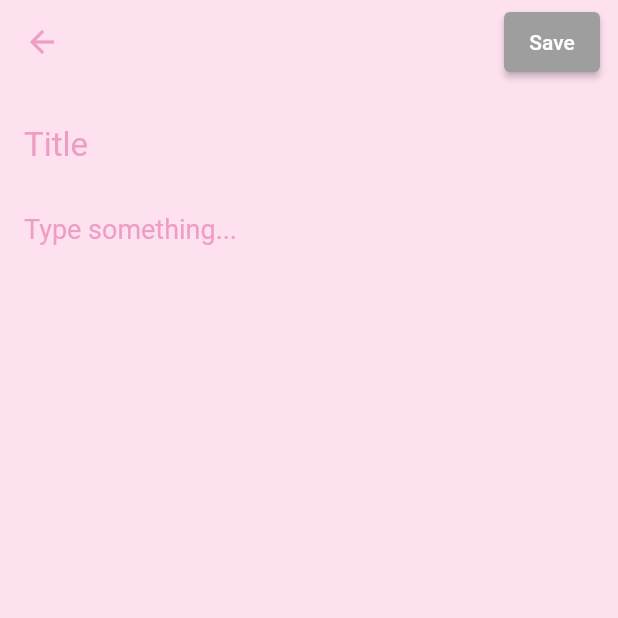
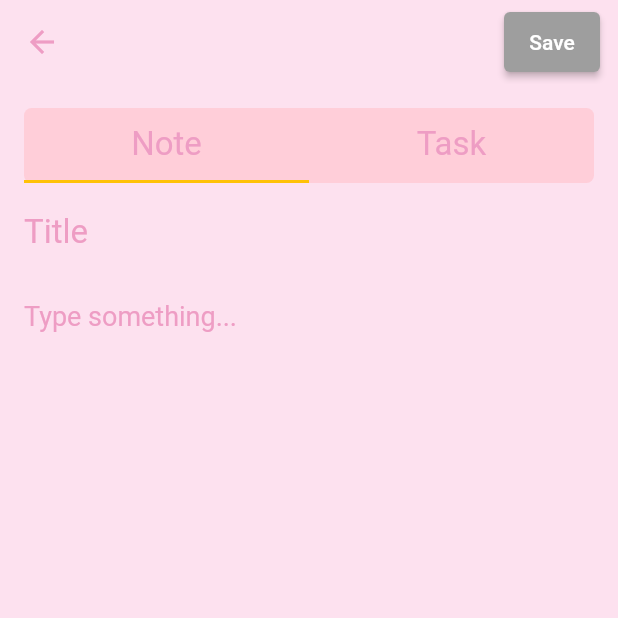
Before and after one commit to Kaies00/Notes_Tasks_app, a Flutter app: the screen it shows after launch, after a tap on the "add" icon, on a phone screen of 412 x 824 dp, the top half of it. Run offline on Flutter 3.47's test engine with Material 2 defaults, Android fonts, the phone set to English and light mode, and no system bars; our stand-ins replace flutter_staggered_animations, font_awesome_flutter, google_fonts, sqflite; missing offline and left inert: automatic_animated_list, complete_timer, staggered_grid_view_flutter; accounts and stored records are empty; Roboto replaces fonts that are missing (Courgette).

Commit message:
add istask

```diff
--- a/notes_app/lib/screens/my_home_page.dart
+++ b/notes_app/lib/screens/my_home_page.dart
@@ -1,39 +1,39 @@
-import 'package:flutter/material.dart';
+// import 'package:flutter/material.dart';
 
-import '../values.dart';
+// import '../values.dart';
 
-class MyHomePage extends StatelessWidget {
-  const MyHomePage({Key? key}) : super(key: key);
+// class MyHomePage extends StatelessWidget {
+//   const MyHomePage({Key? key}) : super(key: key);
 
-  @override
-  Widget build(BuildContext context) {
-    return Scaffold(
-      backgroundColor: accentPinkColor,
-      appBar: AppBar(
-          title: const Center(
-              child: Text(
-            "My NoteBooks",
-            style: TextStyle(color: plumColor),
-          )),
-          elevation: 0,
-          backgroundColor: accentPinkColor,
-          leading: const Icon(
-            Icons.menu,
-            color: pinkColor,
-          ),
-          actions: const [
-            Icon(
-              Icons.add,
-              color: pinkColor,
-            ),
-            SizedBox(
-              width: 10,
-            )
-          ]),
-      body: Container(
-        width: double.infinity,
-        height: double.infinity,
-      ),
-    );
-  }
-}
+//   @override
+//   Widget build(BuildContext context) {
+//     return Scaffold(
+//       backgroundColor: accentPinkColor,
+//       appBar: AppBar(
+//           title: const Center(
+//               child: Text(
+//             "My NoteBooks",
+//             style: TextStyle(color: plumColor),
+//           )),
+//           elevation: 0,
+//           backgroundColor: accentPinkColor,
+//           leading: const Icon(
+//             Icons.menu,
+//             color: pinkColor,
+//           ),
+//           actions: const [
+//             Icon(
+//               Icons.add,
+//               color: pinkColor,
+//             ),
+//             SizedBox(
+//               width: 10,
+//             )
+//           ]),
+//       body: Container(
+//         width: double.infinity,
+//         height: double.infinity,
+//       ),
+//     );
+//   }
+// }
--- a/notes_app/lib/sql_database/sql_db_1/db/notes_database.dart
+++ b/notes_app/lib/sql_database/sql_db_1/db/notes_database.dart
@@ -35,6 +35,8 @@ class NotesDatabase {
 CREATE TABLE $tableNotes (
   ${NoteFields.id} $idType,
   ${NoteFields.isImportant} $boolType,
+  ${NoteFields.isTask} $boolType,
+  ${NoteFields.isCompleted} $boolType,
   ${NoteFields.number} $integerType,
   ${NoteFields.title} $textType,
   ${NoteFields.description} $textType,
--- a/notes_app/lib/sql_database/sql_db_1/model/note.dart
+++ b/notes_app/lib/sql_database/sql_db_1/model/note.dart
@@ -3,11 +3,14 @@ final String tableNotes = 'notes';
 class NoteFields {
   static final List<String> values = [
     /// Add all fields
-    id, isImportant, number, title, description, notebook, time
+    id, isImportant, isTask, isCompleted, number, title, description, notebook,
+    time
   ];
 
   static final String id = '_id';
   static final String isImportant = 'isImportant';
+  static final String isTask = 'isTask';
+  static final String isCompleted = 'isCompleted';
   static final String number = 'number';
   static final String title = 'title';
   static final String description = 'description';
@@ -18,6 +21,8 @@ class NoteFields {
 class Note {
   final int? id;
   final bool isImportant;
+  final bool isTask;
+  final bool isCompleted;
   final int number;
   final String title;
   final String description;
@@ -27,6 +32,8 @@ class Note {
   const Note({
     this.id,
     required this.isImportant,
+    required this.isTask,
+    required this.isCompleted,
     required this.number,
     required this.title,
     required this.description,
@@ -37,6 +44,8 @@ class Note {
   Note copy({
     int? id,
     bool? isImportant,
+    bool? isTask,
+    bool? isCompleted,
     int? number,
     String? title,
     String? description,
@@ -46,6 +55,8 @@ class Note {
       Note(
         id: id ?? this.id,
         isImportant: isImportant ?? this.isImportant,
+        isTask: isTask ?? this.isTask,
+        isCompleted: isCompleted ?? this.isCompleted,
         number: number ?? this.number,
         title: title ?? this.title,
         description: description ?? this.description,
@@ -56,6 +67,8 @@ class Note {
   static Note fromJson(Map<String, Object?> json) => Note(
         id: json[NoteFields.id] as int?,
         isImportant: json[NoteFields.isImportant] == 1,
+        isTask: json[NoteFields.isTask] == 1,
+        isCompleted: json[NoteFields.isCompleted] == 1,
         number: json[NoteFields.number] as int,
         title: json[NoteFields.title] as String,
         description: json[NoteFields.description] as String,
@@ -66,6 +79,8 @@ class Note {
   Map<String, Object?> toJson() => {
         NoteFields.id: id,
         NoteFields.title: title,
+        NoteFields.isCompleted: isCompleted ? 1 : 0,
+        NoteFields.isTask: isTask ? 1 : 0,
         NoteFields.isImportant: isImportant ? 1 : 0,
         NoteFields.number: number,
         NoteFields.description: description,
--- a/notes_app/lib/sql_database/sql_db_1/pages/notebooks_pages/notebooks_page.dart
+++ b/notes_app/lib/sql_database/sql_db_1/pages/notebooks_pages/notebooks_page.dart
@@ -229,9 +229,10 @@ class _NoteBooksPagesState extends State<NoteBooksPages>
                 ? const Center(child: CircularProgressIndicator())
                 : Expanded(
                     child: TabBarView(controller: _tabController, children: [
-                      isListView
-                          ? buildListViewAllNotesAnimated(_size)
-                          : buildStaggeredGridViewAllNotesAnimated(),
+                      // isListView
+                      //     ? buildListViewAllNotesAnimated(_size)
+                      //     : buildStaggeredGridViewAllNotesAnimated(),
+                      buildNotesPage(_size),
                       buildNoteBooksPage()
                     ]),
                   ),
@@ -248,15 +249,46 @@ class _NoteBooksPagesState extends State<NoteBooksPages>
           : notebooks.isEmpty
               ? Center(
                   child: Column(
+                    mainAxisAlignment: MainAxisAlignment.center,
                     children: [
                       Text('Add Your First NoteBook',
                           // style: TextStyle(),
                           style: GoogleFonts.courgette(
-                              color: Colors.purple, fontSize: 24)),
+                              color: pinkColor, fontSize: 24)),
+                      Text('Tap \'+\' button in top right',
+                          // style: TextStyle(),
+                          style: GoogleFonts.courgette(
+                              color: pinkColor, fontSize: 20)),
                     ],
                   ),
                 )
               : buildNoteBooks(),
+    );
+  }
+
+  Widget buildNotesPage(size) {
+    return Center(
+      child: isLoading
+          ? const CircularProgressIndicator()
+          : notes.isEmpty
+              ? Center(
+                  child: Column(
+                    mainAxisAlignment: MainAxisAlignment.center,
+                    children: [
+                      Text('Add Your First Note or Task',
+                          // style: TextStyle(),
+                          style: GoogleFonts.courgette(
+                              color: pinkColor, fontSize: 24)),
+                      Text('Tap \'+\' button in top right',
+                          // style: TextStyle(),
+                          style: GoogleFonts.courgette(
+                              color: pinkColor, fontSize: 20)),
+                    ],
+                  ),
+                )
+              : isListView
+                  ? buildListViewAllNotesAnimated(size)
+                  : buildStaggeredGridViewAllNotesAnimated(),
     );
   }
 
--- a/notes_app/lib/sql_database/sql_db_1/pages/notes_pages/edit_note_page.dart
+++ b/notes_app/lib/sql_database/sql_db_1/pages/notes_pages/edit_note_page.dart
@@ -23,17 +23,23 @@ class AddEditNotePage extends StatefulWidget {
 class _AddEditNotePageState extends State<AddEditNotePage> {
   final _formKey = GlobalKey<FormState>();
   late bool isImportant;
+  late bool isTask;
+  late bool isCompleted;
   late int number;
   late String title;
   late String description;
   late String notebook;
   TextEditingController titleController = TextEditingController();
   TextEditingController noteController = TextEditingController();
+  double _xOffset = 0;
+  int _duartion = 200;
   @override
   void initState() {
     super.initState();
 
     isImportant = widget.note?.isImportant ?? false;
+    isTask = widget.note?.isTask ?? false;
+    isCompleted = widget.note?.isCompleted ?? false;
     number = widget.note?.number ?? 0;
     title = widget.note?.title ?? '';
     description = widget.note?.description ?? '';
@@ -43,6 +49,7 @@ class _AddEditNotePageState extends State<AddEditNotePage> {
 
   @override
   Widget build(BuildContext context) {
+    Size _size = MediaQuery.of(context).size;
     return Scaffold(
       backgroundColor: accentPinkColor,
       appBar: AppBar(
@@ -59,6 +66,8 @@ class _AddEditNotePageState extends State<AddEditNotePage> {
             child: Column(
               mainAxisSize: MainAxisSize.min,
               children: [
+                buildChoiceButon(_size),
+                const SizedBox(height: 8),
                 // Row(
                 //   children: [
                 //     Switch(
@@ -136,7 +145,9 @@ class _AddEditNotePageState extends State<AddEditNotePage> {
 
   Future updateNote() async {
     final note = widget.note!.copy(
+      isTask: isTask,
       isImportant: isImportant,
+      isCompleted: isCompleted,
       number: number,
       title: title,
       description: description,
@@ -149,6 +160,8 @@ class _AddEditNotePageState extends State<AddEditNotePage> {
     final note = Note(
       title: title == '' ? titleController.text : title,
       isImportant: false,
+      isTask: isTask,
+      isCompleted: isCompleted,
       number: number,
       description: description,
       notebook: notebook,
@@ -192,9 +205,106 @@ class _AddEditNotePageState extends State<AddEditNotePage> {
           setState(() {
             description = dsc;
             if (title == '') {
-              titleController.text = dsc.split(" ")[0];
+              // titleController.text = dsc.split(" ")[0];
+              titleController.text = (dsc.split("\n")[0]).split(" ")[0];
             }
           });
         },
       );
+  Widget buildChoiceButon(size) => Container(
+        width: double.infinity,
+        height: 50,
+        decoration: BoxDecoration(
+          color: Color(0xffffced9),
+          borderRadius: BorderRadius.circular(5),
+        ),
+        child: Column(
+          mainAxisAlignment: MainAxisAlignment.spaceBetween,
+          crossAxisAlignment: CrossAxisAlignment.start,
+          children: [
+            Stack(
+              children: [
+                Container(
+                  height: 48,
+                  width: (size.width / 2) - 16,
+                  decoration: const BoxDecoration(
+                      // color: Colors.amber.withOpacity(0.2),
+                      // boxShadow: [
+                      //   BoxShadow(
+                      //     blurRadius: 10.0,
+                      //     color: pinkColor,
+                      //   ),
+                      //   BoxShadow(
+                      //     offset: Offset(0.0, 0.0),
+                      //     blurRadius: 8.0,
+                      //     color: pinkColor,
+                      //   ),
+                      // ],
+                      ),
+                ),
+                Row(
+                  mainAxisAlignment: MainAxisAlignment.spaceAround,
+                  children: [
+                    Expanded(
+                      child: GestureDetector(
+                        onTap: (() {
+                          setState(() {
+                            isTask = false;
+                          });
+                        }),
+                        child: Container(
+                          height: 48,
+                          child: Center(
+                            child: Text(
+                              "Note",
+                              style: GoogleFonts.courgette(
+                                  color: pinkColor, fontSize: 22),
+                            ),
+                          ),
+                        ),
+                      ),
+                    ),
+                    Expanded(
+                      child: GestureDetector(
+                        onTap: (() {
+                          setState(() {
+                            isTask = true;
+                          });
+                        }),
+                        child: Container(
+                          height: 48,
+                          child: Center(
+                            child: Text(
+                              "Task",
+                              style: GoogleFonts.courgette(
+                                  color: pinkColor, fontSize: 22),
+                            ),
+                          ),
+                        ),
+                      ),
+                    ),
+                  ],
+                ),
+              ],
+            ),
+            TweenAnimationBuilder(
+              duration: const Duration(milliseconds: 300),
+              tween: Tween<Offset>(
+                  begin: const Offset(0, 0),
+                  end: Offset(isTask ? (size.width / 2) - 16 : 0, 0.0)),
+              builder: (BuildContext context, Offset value, Widget? child) {
+                Size s = MediaQuery.of(context).size;
+                return Transform.translate(
+                  offset: value,
+                  child: Container(
+                    color: Colors.amber,
+                    height: 2,
+                    width: (s.width / 2) - 16,
+                  ),
+                );
+              },
+            ),
+          ],
+        ),
+      );
 }
```
